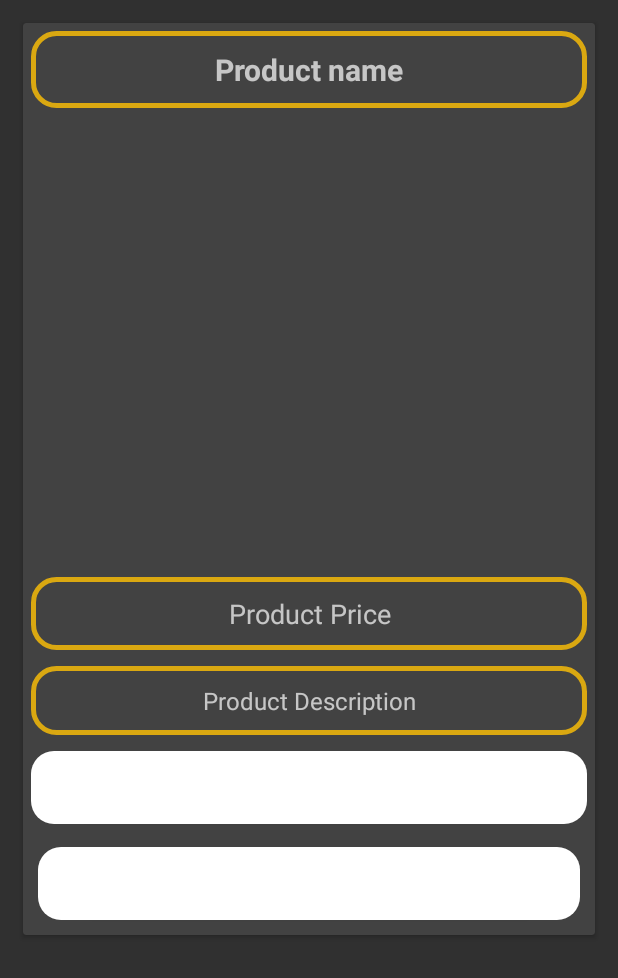
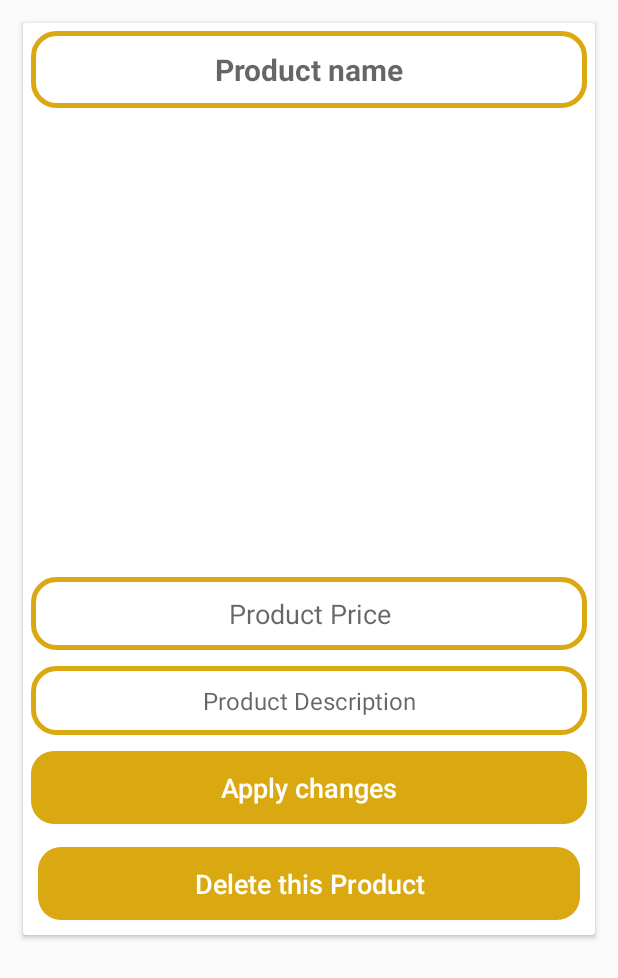
Before and after one commit to Sizcocompany/ElBarka, an Android app: the AdminMaintainProductsActivity screen opened directly, with no data from a screen before it, on a phone screen of 412 x 824 dp. Shown: the top 978 px of the screen. Run offline under Robolectric (Android 15) with nearby library versions, the phone set to English and light mode, and no system bars; our stand-ins replace Firebase (no records; nobody signed in at launch, a user with empty details on screens opened directly), Picasso.

Commit message:
third edit : ziad_16_2_2021(10:06)

```diff
--- a/app/src/main/res/layout/activity_admin_maintain_products.xml
+++ b/app/src/main/res/layout/activity_admin_maintain_products.xml
@@ -76,7 +76,6 @@
             android:textAllCaps="false"
             android:background="@drawable/buttons"
             android:layout_marginTop="2dp"
-            android:backgroundTint="@color/white"
             android:layout_margin="5dp"
             android:gravity="center"
             android:textSize="18sp"
@@ -93,7 +92,6 @@
             android:text="@string/delete_this_product"
             android:textAllCaps="false"
             android:background="@drawable/buttons"
-            android:backgroundTint="@color/white"
             android:layout_margin="10dp"
             android:gravity="center"
             android:textSize="18sp"
--- a/app/src/main/res/layout/activity_login.xml
+++ b/app/src/main/res/layout/activity_login.xml
@@ -90,7 +90,7 @@
         android:layout_marginTop="10dp"
         android:layout_marginRight="20dp"
         android:layout_marginLeft="20dp"
-        android:background="@drawable/input_design"
+        android:background="@drawable/buttons"
         android:text="@string/login"
         android:textColor="@color/white"
         android:textStyle="bold"
--- a/app/src/main/res/layout/activity_register.xml
+++ b/app/src/main/res/layout/activity_register.xml
@@ -84,7 +84,7 @@
         android:layout_height="wrap_content"
         android:layout_marginRight="20dp"
         android:layout_marginLeft="20dp"
-        android:background="@drawable/input_design"
+        android:background="@drawable/buttons"
         android:text="@string/create_account"
         android:layout_below="@id/register__Password_inpute"
         android:layout_marginTop="10dp"
--- a/app/src/main/res/layout/product_items_layout.xml
+++ b/app/src/main/res/layout/product_items_layout.xml
@@ -19,7 +19,7 @@
             android:text="@string/product_name"
             android:gravity="center"
             android:textSize="20sp"
-            android:textColor="@color/colorPrimary"
+            android:textColor="@color/colorPrimaryDark"
             android:textStyle="bold"
             />
 
--- a/app/src/main/res/values/themes.xml
+++ b/app/src/main/res/values/themes.xml
@@ -1,6 +1,6 @@
 <resources xmlns:tools="http://schemas.android.com/tools">
     <!-- Base application theme. -->
-    <style name="Theme.ElBarka" parent="Theme.AppCompat.NoActionBar">
+    <style name="Theme.ElBarka" parent="Theme.AppCompat.Light.NoActionBar">
         <!-- Primary brand color. -->
         <item name="colorPrimary">@color/purple_500</item>
         <item name="colorPrimaryVariant">@color/purple_700</item>
```
